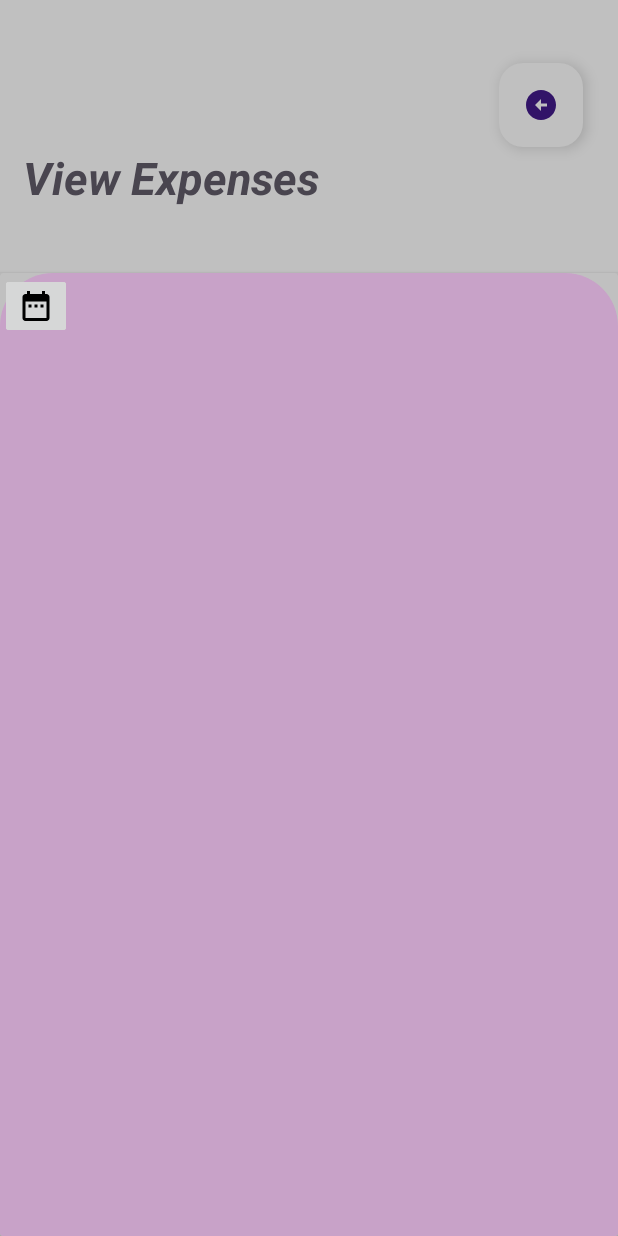
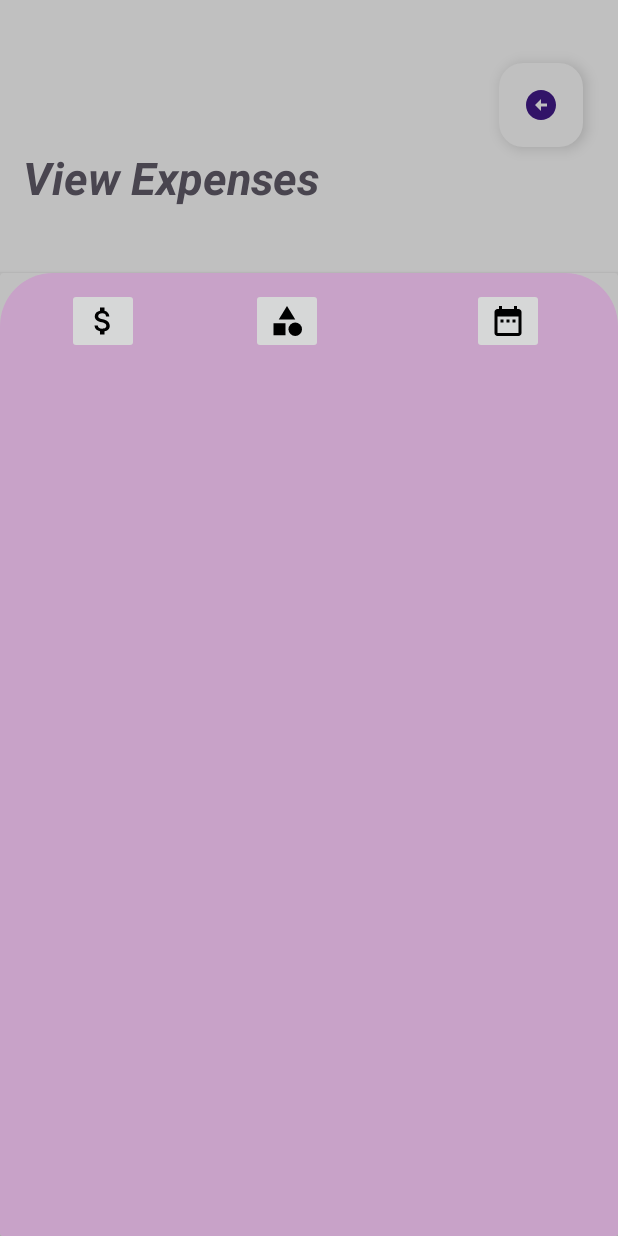
Before and after one commit to I-m-a-Dude/IS_Project, an Android app: the ViewExpenses screen opened directly, with no data from a screen before it, on a phone screen of 412 x 824 dp. Run offline under Robolectric (Android 15) with nearby library versions, the phone set to English and light mode, and no system bars; our stand-ins replace Firebase (no records; nobody signed in at launch, a user with empty details on screens opened directly).

Commit message:
16th time

```diff
--- a/app/src/main/res/layout/activity_see_expense.xml
+++ b/app/src/main/res/layout/activity_see_expense.xml
@@ -30,24 +30,39 @@
                     android:layout_width="wrap_content"
                     android:layout_height="wrap_content"
                     android:src="@drawable/baseline_attach_money_24"
-                    tools:layout_editor_absoluteX="29dp"
-                    tools:layout_editor_absoluteY="9dp" />
+                    app:layout_constraintBottom_toBottomOf="parent"
+                    app:layout_constraintEnd_toEndOf="parent"
+                    app:layout_constraintHorizontal_bias="0.123"
+                    app:layout_constraintStart_toStartOf="parent"
+                    app:layout_constraintTop_toTopOf="parent"
+                    app:layout_constraintVertical_bias="0.017"
+                    tools:ignore="SpeakableTextPresentCheck,TouchTargetSizeCheck" />
 
                 <ImageButton
                     android:id="@+id/imageButton2"
                     android:layout_width="wrap_content"
                     android:layout_height="wrap_content"
                     android:src="@drawable/baseline_category_24"
-                    tools:layout_editor_absoluteX="181dp"
-                    tools:layout_editor_absoluteY="9dp" />
+                    app:layout_constraintBottom_toBottomOf="parent"
+                    app:layout_constraintEnd_toEndOf="parent"
+                    app:layout_constraintHorizontal_bias="0.46"
+                    app:layout_constraintStart_toStartOf="parent"
+                    app:layout_constraintTop_toTopOf="parent"
+                    app:layout_constraintVertical_bias="0.017"
+                    tools:ignore="TouchTargetSizeCheck,SpeakableTextPresentCheck" />
 
                 <ImageButton
                     android:id="@+id/imageButton3"
                     android:layout_width="wrap_content"
                     android:layout_height="wrap_content"
                     android:src="@drawable/baseline_date_range_24"
-                    tools:layout_editor_absoluteX="320dp"
-                    tools:layout_editor_absoluteY="9dp" />
+                    app:layout_constraintBottom_toBottomOf="parent"
+                    app:layout_constraintEnd_toEndOf="@+id/lista"
+                    app:layout_constraintHorizontal_bias="0.865"
+                    app:layout_constraintStart_toStartOf="parent"
+                    app:layout_constraintTop_toTopOf="parent"
+                    app:layout_constraintVertical_bias="0.017"
+                    tools:ignore="SpeakableTextPresentCheck,TouchTargetSizeCheck" />
 
                 <ListView
                     android:id="@+id/lista"
```
